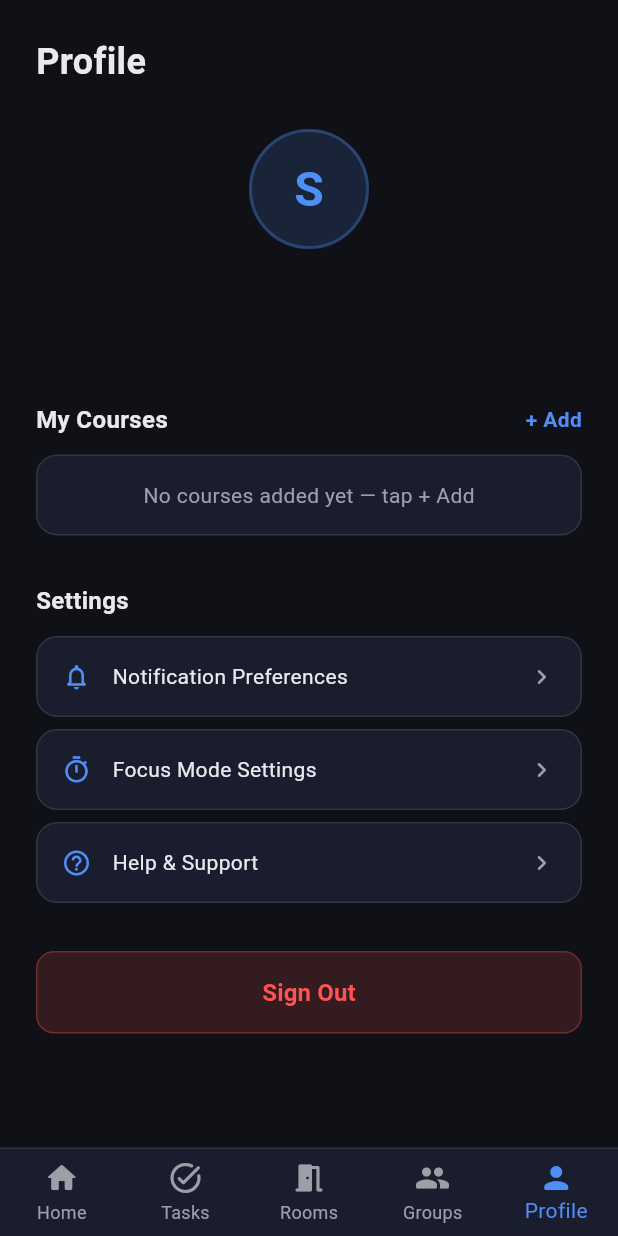
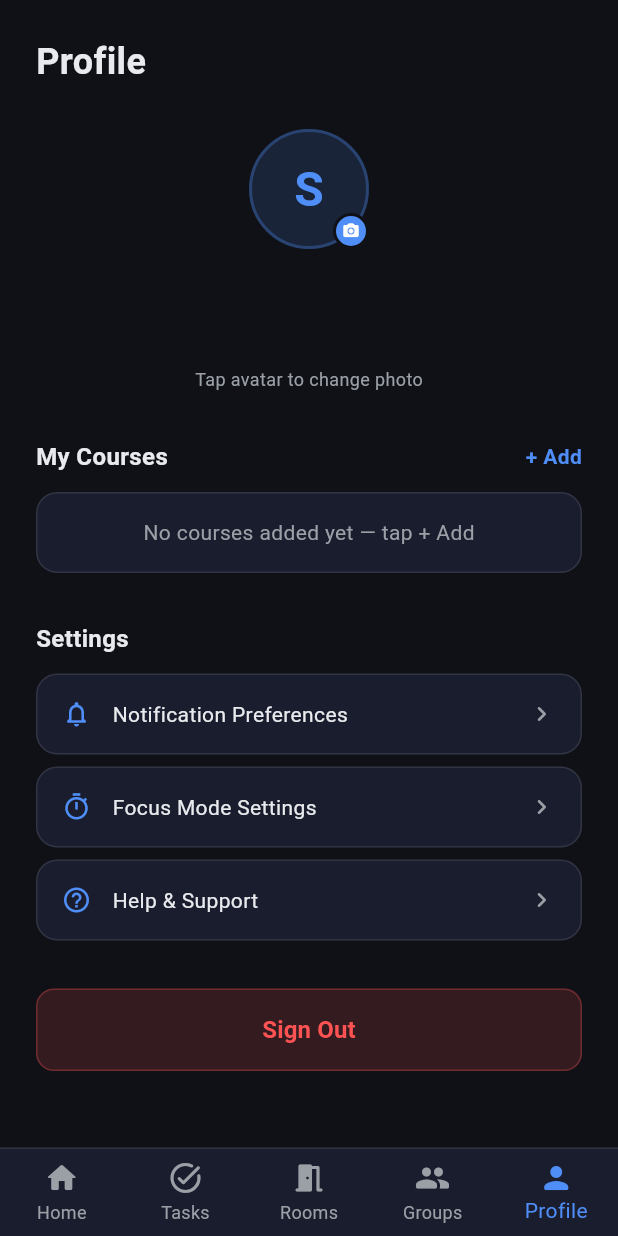
Before and after one commit to Uvvi2004/focusnflow, a Flutter app: the screen it shows once a user with an empty profile is signed in, item 5 of the bottom bar chosen, on a phone screen of 412 x 824 dp. Run offline on Flutter 3.47's test engine with Material 3 defaults, Android fonts, the phone set to English and light mode, and no system bars; our stand-ins replace cloud_firestore, firebase_auth, firebase_core, firebase_messaging, firebase_storage, image_picker; accounts and stored records are empty.

Commit message:
Avatar upload added to profile using Firebase Storage

```diff
--- a/lib/screens/profile/profile_screen.dart
+++ b/lib/screens/profile/profile_screen.dart
@@ -2,6 +2,7 @@ import 'package:flutter/material.dart';
 import 'package:firebase_auth/firebase_auth.dart';
 import 'package:cloud_firestore/cloud_firestore.dart';
 import '../../services/auth_service.dart';
+import '../../services/storage_service.dart';
 
 class ProfileScreen extends StatefulWidget {
   const ProfileScreen({super.key});
@@ -12,13 +13,23 @@ class ProfileScreen extends StatefulWidget {
 
 class _ProfileScreenState extends State<ProfileScreen> {
   final _authService = AuthService();
+  final _storageService = StorageService();
   final _user = FirebaseAuth.instance.currentUser;
+  bool _uploadingAvatar = false;
 
   static const _bgColor = Color(0xFF0F1117);
   static const _cardColor = Color(0xFF1A1D2E);
   static const _accentColor = Color(0xFF4F8EF7);
   static const _textColor = Color(0xFFE8EAED);
   static const _subtextColor = Color(0xFF9AA0A6);
+
+  Future<void> _pickAndUploadAvatar() async {
+    final file = await _storageService.pickImage();
+    if (file == null) return;
+    setState(() => _uploadingAvatar = true);
+    await _storageService.uploadAvatar(file, _user!.uid);
+    setState(() => _uploadingAvatar = false);
+  }
 
   @override
   Widget build(BuildContext context) {
@@ -39,6 +50,7 @@ class _ProfileScreenState extends State<ProfileScreen> {
                   data['displayName'] ?? _user.displayName ?? 'Student';
               final email = data['email'] ?? _user.email ?? '';
               final courses = List<String>.from(data['courses'] ?? []);
+              final photoURL = data['photoURL'] ?? '';
 
               return Column(
                 crossAxisAlignment: CrossAxisAlignment.start,
@@ -53,9 +65,13 @@ class _ProfileScreenState extends State<ProfileScreen> {
                   ),
                   const SizedBox(height: 28),
 
-                  // Avatar and name
+                  // Avatar
                   Center(
                     child: Column(
+                      children: [
+                        GestureDetector(
+                          onTap: _pickAndUploadAvatar,
+                          child: Stack(
                             children: [
                               Container(
                                 width: 80,
@@ -67,15 +83,49 @@ class _ProfileScreenState extends State<ProfileScreen> {
                                       color: _accentColor.withOpacity(0.3),
                                       width: 2),
                                 ),
-                          child: Center(
+                                child: _uploadingAvatar
+                                    ? const Center(
+                                        child: CircularProgressIndicator(
+                                            strokeWidth: 2))
+                                    : photoURL.isNotEmpty
+                                        ? ClipOval(
+                                            child: Image.network(
+                                              photoURL,
+                                              width: 80,
+                                              height: 80,
+                                              fit: BoxFit.cover,
+                                            ),
+                                          )
+                                        : Center(
                                             child: Text(
-                              name.isNotEmpty ? name[0].toUpperCase() : 'S',
+                                              name.isNotEmpty
+                                                  ? name[0].toUpperCase()
+                                                  : 'S',
                                               style: const TextStyle(
                                                 fontSize: 32,
                                                 fontWeight: FontWeight.bold,
                                                 color: _accentColor,
                                               ),
                                             ),
+                                          ),
+                              ),
+                              Positioned(
+                                bottom: 0,
+                                right: 0,
+                                child: Container(
+                                  width: 24,
+                                  height: 24,
+                                  decoration: BoxDecoration(
+                                    color: _accentColor,
+                                    shape: BoxShape.circle,
+                                    border: Border.all(
+                                        color: _bgColor, width: 2),
+                                  ),
+                                  child: const Icon(Icons.camera_alt_rounded,
+                                      size: 12, color: Colors.white),
+                                ),
+                              ),
+                            ],
                           ),
                         ),
                         const SizedBox(height: 16),
@@ -94,6 +144,12 @@ class _ProfileScreenState extends State<ProfileScreen> {
                             color: _subtextColor,
                             fontSize: 14,
                           ),
+                        ),
+                        const SizedBox(height: 8),
+                        const Text(
+                          'Tap avatar to change photo',
+                          style: TextStyle(
+                              color: _subtextColor, fontSize: 12),
                         ),
                       ],
                     ),
@@ -148,7 +204,8 @@ class _ProfileScreenState extends State<ProfileScreen> {
                       children: courses
                           .map((course) => GestureDetector(
                                 onLongPress: () async {
-                                  final updated = [...courses]..remove(course);
+                                  final updated = [...courses]
+                                    ..remove(course);
                                   await FirebaseFirestore.instance
                                       .collection('users')
                                       .doc(_user!.uid)
@@ -162,7 +219,8 @@ class _ProfileScreenState extends State<ProfileScreen> {
                                     color: _accentColor.withOpacity(0.1),
                                     borderRadius: BorderRadius.circular(20),
                                     border: Border.all(
-                                        color: _accentColor.withOpacity(0.3)),
+                                        color:
+                                            _accentColor.withOpacity(0.3)),
                                   ),
                                   child: Row(
                                     mainAxisSize: MainAxisSize.min,
@@ -186,7 +244,7 @@ class _ProfileScreenState extends State<ProfileScreen> {
                     ),
                   const SizedBox(height: 32),
 
-                  // Settings section
+                  // Settings
                   const Text(
                     'Settings',
                     style: TextStyle(
@@ -292,8 +350,8 @@ class _ProfileScreenState extends State<ProfileScreen> {
                   labelText: 'Course Code (e.g. CS450)',
                   labelStyle: TextStyle(color: _subtextColor),
                   border: InputBorder.none,
-                  contentPadding:
-                      EdgeInsets.symmetric(horizontal: 16, vertical: 14),
+                  contentPadding: EdgeInsets.symmetric(
+                      horizontal: 16, vertical: 14),
                 ),
               ),
             ),
```
Lines whose indentation alone changed are shown as unchanged.
